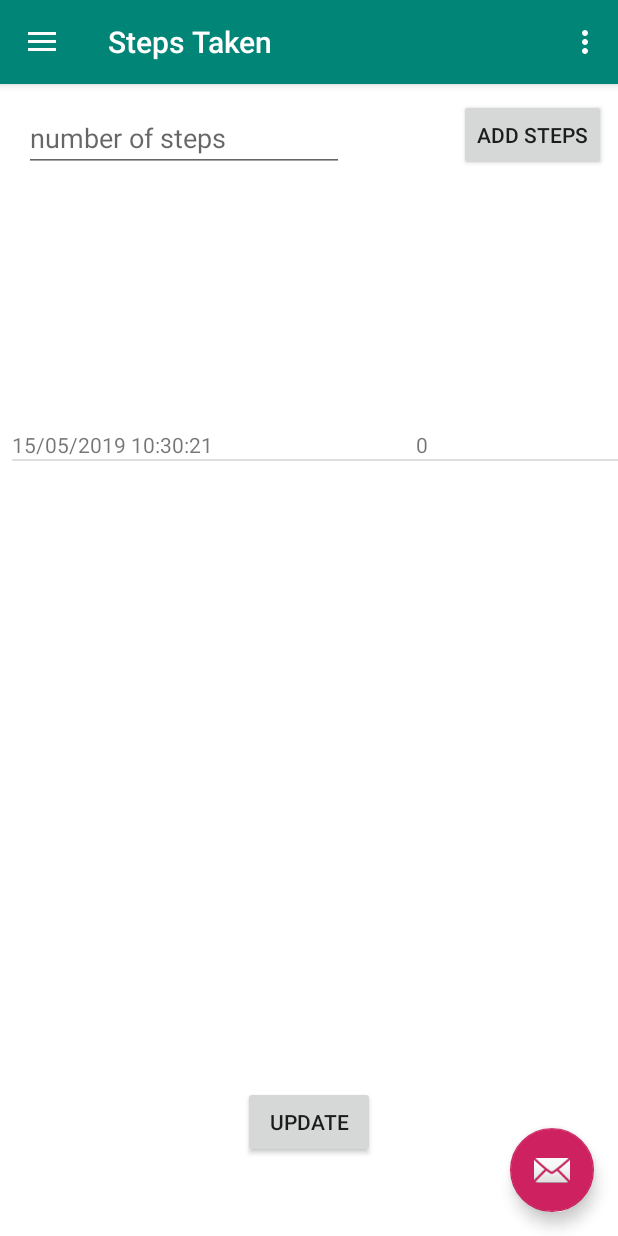
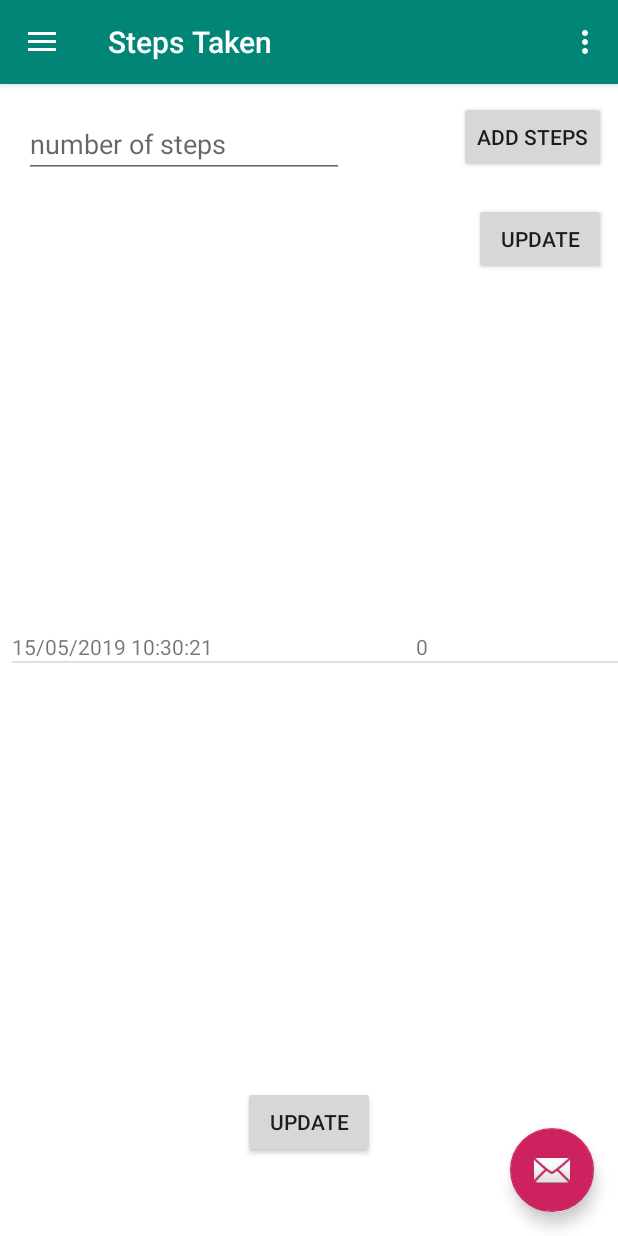
Before and after one commit to nikheal25/Calorie-Tracker-App, an Android app: the fragment FoodList placed in its activity, in the side drawer, after a tap on "Calorie Tracker", on a phone screen of 412 x 824 dp. Run offline under Robolectric (Android 15) with nearby library versions, the phone set to English and light mode, and no system bars; 2 statements that could not run were skipped.

Commit message:
Started post but not working

```diff
--- a/app/src/main/java/com/example/myapplication/FoodList.java
+++ b/app/src/main/java/com/example/myapplication/FoodList.java
@@ -87,7 +87,7 @@ public class FoodList extends Fragment implements View.OnClickListener{
             foods = new ArrayList<Food>();
             foods = foodTableQuery.execute().get();
         }catch (Exception e){
-
+    e.printStackTrace();
         }
 
         spinner.setOnItemSelectedListener(new AdapterView.OnItemSelectedListener() {
--- a/app/src/main/res/layout/fragment_steps.xml
+++ b/app/src/main/res/layout/fragment_steps.xml
@@ -10,16 +10,17 @@
     <ListView
         android:id="@+id/mobile_list"
         android:layout_width="413dp"
-        android:layout_height="529dp"
+        android:layout_height="806dp"
         android:layout_marginStart="8dp"
         android:layout_marginLeft="8dp"
         android:layout_marginEnd="8dp"
         android:layout_marginRight="8dp"
-        android:layout_marginBottom="8dp"
         app:layout_constraintBottom_toBottomOf="parent"
         app:layout_constraintEnd_toEndOf="parent"
         app:layout_constraintHorizontal_bias="0.0"
-        app:layout_constraintStart_toStartOf="parent" />
+        app:layout_constraintStart_toStartOf="parent"
+        app:layout_constraintTop_toBottomOf="parent"
+        app:layout_constraintVertical_bias="0.568" />
 
     <Button
         android:id="@+id/stepsButton"
@@ -59,4 +60,22 @@
         app:layout_constraintTop_toTopOf="parent"
         app:layout_constraintVertical_bias="0.03" />
 
+    <Button
+        android:id="@+id/updateToDatabaseButton"
+        android:layout_width="wrap_content"
+        android:layout_height="wrap_content"
+        android:layout_marginStart="8dp"
+        android:layout_marginLeft="8dp"
+        android:layout_marginTop="20dp"
+        android:layout_marginEnd="8dp"
+        android:layout_marginRight="8dp"
+        android:layout_marginBottom="8dp"
+        android:text="Update"
+        app:layout_constraintBottom_toTopOf="@+id/mobile_list"
+        app:layout_constraintEnd_toEndOf="parent"
+        app:layout_constraintHorizontal_bias="1.0"
+        app:layout_constraintStart_toStartOf="parent"
+        app:layout_constraintTop_toBottomOf="@+id/stepsButton"
+        app:layout_constraintVertical_bias="0.0" />
+
 </android.support.constraint.ConstraintLayout>
```
Also changed, not shown: app/src/main/java/com/example/myapplication/SignUpActivity.java (+93 -4 lines), app/src/main/java/com/example/myapplication/Steps.java (+102 -15 lines).
